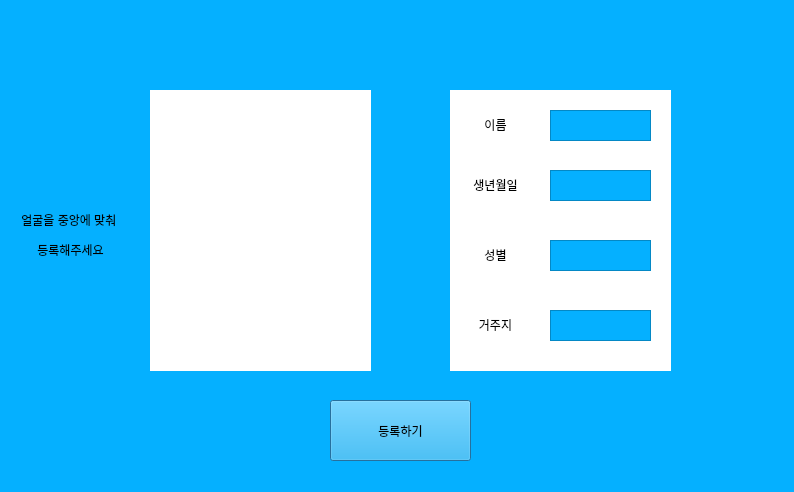
This is GUI/third(info).ui in star6973/unmanned-payment-system as Qt 5 draws it before an edit. The edited form follows.
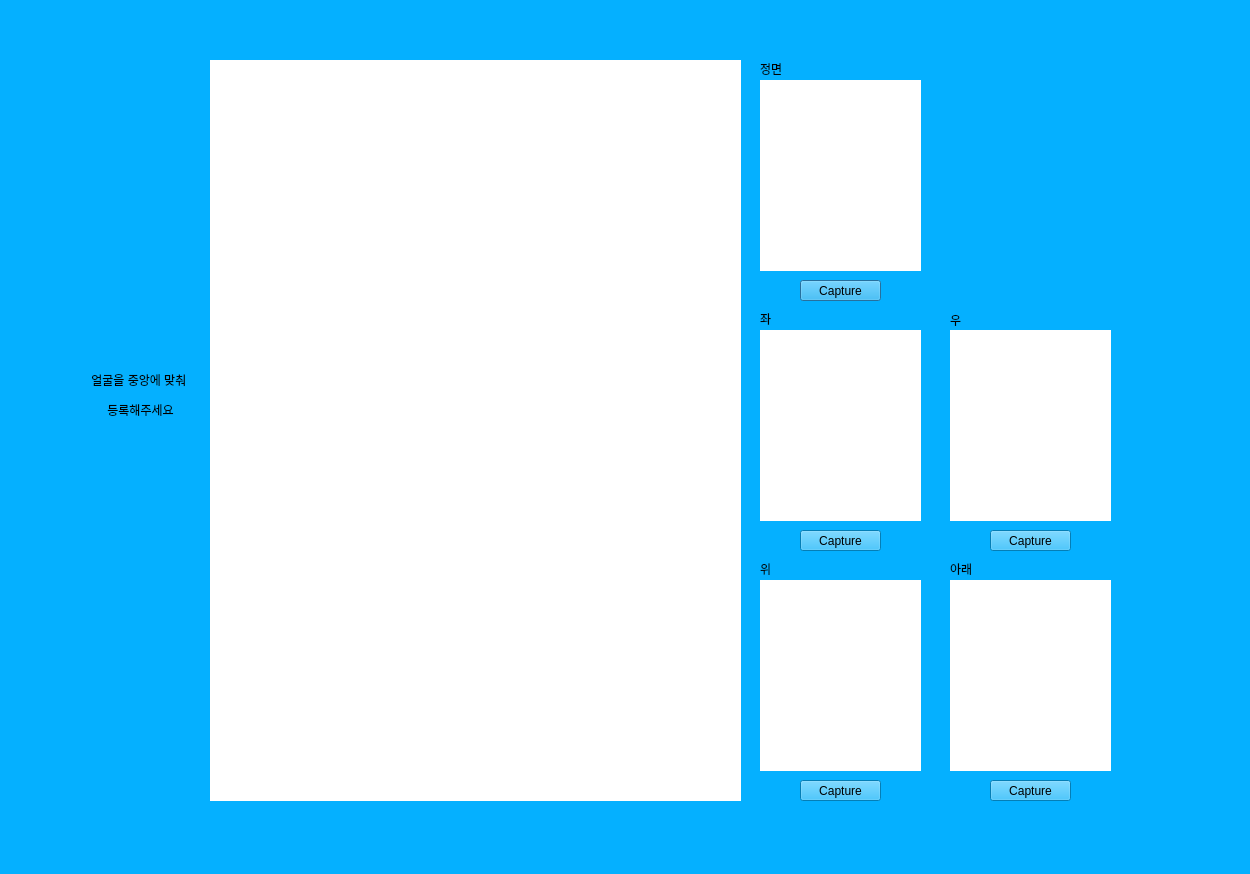
This is the edited form.

What changed in the file:
```diff
--- a/GUI/third(info).ui
+++ b/GUI/third(info).ui
@@ -6,8 +6,8 @@
    <rect>
     <x>0</x>
     <y>0</y>
-    <width>794</width>
-    <height>492</height>
+    <width>1250</width>
+    <height>874</height>
    </rect>
   </property>
   <property name="windowTitle">
@@ -19,10 +19,10 @@
   <widget class="QLabel" name="face_label">
    <property name="geometry">
     <rect>
-     <x>150</x>
-     <y>90</y>
-     <width>221</width>
-     <height>281</height>
+     <x>210</x>
+     <y>60</y>
+     <width>531</width>
+     <height>741</height>
     </rect>
    </property>
    <property name="styleSheet">
@@ -32,83 +32,27 @@
     <string/>
    </property>
   </widget>
-  <widget class="QLabel" name="label_2">
+  <widget class="QPushButton" name="front_capture_button">
    <property name="geometry">
     <rect>
-     <x>450</x>
-     <y>90</y>
-     <width>221</width>
-     <height>281</height>
-    </rect>
-   </property>
-   <property name="styleSheet">
-    <string notr="true">background-color: rgb(255, 255, 255);</string>
-   </property>
-   <property name="text">
-    <string/>
-   </property>
-  </widget>
-  <widget class="QTextEdit" name="textEdit_2">
-   <property name="geometry">
-    <rect>
-     <x>550</x>
-     <y>110</y>
-     <width>101</width>
-     <height>31</height>
-    </rect>
-   </property>
-  </widget>
-  <widget class="QTextEdit" name="textEdit_3">
-   <property name="geometry">
-    <rect>
-     <x>550</x>
-     <y>170</y>
-     <width>101</width>
-     <height>31</height>
-    </rect>
-   </property>
-  </widget>
-  <widget class="QTextEdit" name="textEdit_4">
-   <property name="geometry">
-    <rect>
-     <x>550</x>
-     <y>240</y>
-     <width>101</width>
-     <height>31</height>
-    </rect>
-   </property>
-  </widget>
-  <widget class="QTextEdit" name="textEdit_5">
-   <property name="geometry">
-    <rect>
-     <x>550</x>
-     <y>310</y>
-     <width>101</width>
-     <height>31</height>
-    </rect>
-   </property>
-  </widget>
-  <widget class="QPushButton" name="pushButton">
-   <property name="geometry">
-    <rect>
-     <x>330</x>
-     <y>400</y>
-     <width>141</width>
-     <height>61</height>
+     <x>800</x>
+     <y>280</y>
+     <width>81</width>
+     <height>21</height>
     </rect>
    </property>
    <property name="styleSheet">
     <string notr="true">background-color: rgb(5, 176, 255);</string>
    </property>
    <property name="text">
-    <string>등록하기</string>
+    <string>Capture</string>
    </property>
   </widget>
   <widget class="QLabel" name="label_3">
    <property name="geometry">
     <rect>
-     <x>10</x>
-     <y>170</y>
+     <x>80</x>
+     <y>330</y>
      <width>121</width>
      <height>131</height>
     </rect>
@@ -123,68 +67,213 @@
     <set>Qt::AlignCenter</set>
    </property>
   </widget>
+  <widget class="QLabel" name="front_label">
+   <property name="geometry">
+    <rect>
+     <x>760</x>
+     <y>80</y>
+     <width>161</width>
+     <height>191</height>
+    </rect>
+   </property>
+   <property name="styleSheet">
+    <string notr="true">background-color: rgb(255, 255, 255);</string>
+   </property>
+   <property name="text">
+    <string/>
+   </property>
+  </widget>
+  <widget class="QLabel" name="label_2">
+   <property name="geometry">
+    <rect>
+     <x>760</x>
+     <y>60</y>
+     <width>55</width>
+     <height>18</height>
+    </rect>
+   </property>
+   <property name="text">
+    <string>정면</string>
+   </property>
+  </widget>
   <widget class="QLabel" name="label_4">
    <property name="geometry">
     <rect>
-     <x>460</x>
-     <y>110</y>
-     <width>71</width>
-     <height>31</height>
+     <x>760</x>
+     <y>310</y>
+     <width>55</width>
+     <height>18</height>
     </rect>
    </property>
-   <property name="styleSheet">
-    <string notr="true">background-color: rgb(255, 255, 255);</string>
-   </property>
    <property name="text">
-    <string>&lt;html&gt;&lt;head/&gt;&lt;body&gt;&lt;p align=&quot;center&quot;&gt;이름&lt;/p&gt;&lt;/body&gt;&lt;/html&gt;</string>
+    <string>좌</string>
    </property>
   </widget>
   <widget class="QLabel" name="label_5">
    <property name="geometry">
     <rect>
-     <x>460</x>
-     <y>170</y>
-     <width>71</width>
-     <height>31</height>
+     <x>950</x>
+     <y>310</y>
+     <width>55</width>
+     <height>20</height>
     </rect>
    </property>
-   <property name="styleSheet">
-    <string notr="true">background-color: rgb(255, 255, 255);</string>
-   </property>
    <property name="text">
-    <string>&lt;html&gt;&lt;head/&gt;&lt;body&gt;&lt;p align=&quot;center&quot;&gt;생년월일&lt;/p&gt;&lt;/body&gt;&lt;/html&gt;</string>
+    <string>우</string>
    </property>
   </widget>
   <widget class="QLabel" name="label_6">
    <property name="geometry">
     <rect>
-     <x>460</x>
-     <y>240</y>
-     <width>71</width>
-     <height>31</height>
+     <x>760</x>
+     <y>560</y>
+     <width>55</width>
+     <height>18</height>
     </rect>
    </property>
-   <property name="styleSheet">
-    <string notr="true">background-color: rgb(255, 255, 255);</string>
-   </property>
    <property name="text">
-    <string>&lt;html&gt;&lt;head/&gt;&lt;body&gt;&lt;p align=&quot;center&quot;&gt;성별&lt;/p&gt;&lt;/body&gt;&lt;/html&gt;</string>
+    <string>위</string>
    </property>
   </widget>
   <widget class="QLabel" name="label_7">
    <property name="geometry">
     <rect>
-     <x>460</x>
-     <y>310</y>
-     <width>71</width>
-     <height>31</height>
+     <x>950</x>
+     <y>560</y>
+     <width>55</width>
+     <height>18</height>
     </rect>
    </property>
+   <property name="text">
+    <string>아래</string>
+   </property>
+  </widget>
+  <widget class="QLabel" name="left_label">
+   <property name="geometry">
+    <rect>
+     <x>760</x>
+     <y>330</y>
+     <width>161</width>
+     <height>191</height>
+    </rect>
+   </property>
    <property name="styleSheet">
     <string notr="true">background-color: rgb(255, 255, 255);</string>
    </property>
    <property name="text">
-    <string>&lt;html&gt;&lt;head/&gt;&lt;body&gt;&lt;p align=&quot;center&quot;&gt;거주지&lt;/p&gt;&lt;/body&gt;&lt;/html&gt;</string>
+    <string/>
+   </property>
+  </widget>
+  <widget class="QLabel" name="right_label">
+   <property name="geometry">
+    <rect>
+     <x>950</x>
+     <y>330</y>
+     <width>161</width>
+     <height>191</height>
+    </rect>
+   </property>
+   <property name="styleSheet">
+    <string notr="true">background-color: rgb(255, 255, 255);</string>
+   </property>
+   <property name="text">
+    <string/>
+   </property>
+  </widget>
+  <widget class="QLabel" name="up_label">
+   <property name="geometry">
+    <rect>
+     <x>760</x>
+     <y>580</y>
+     <width>161</width>
+     <height>191</height>
+    </rect>
+   </property>
+   <property name="styleSheet">
+    <string notr="true">background-color: rgb(255, 255, 255);</string>
+   </property>
+   <property name="text">
+    <string/>
+   </property>
+  </widget>
+  <widget class="QLabel" name="down_label">
+   <property name="geometry">
+    <rect>
+     <x>950</x>
+     <y>580</y>
+     <width>161</width>
+     <height>191</height>
+    </rect>
+   </property>
+   <property name="styleSheet">
+    <string notr="true">background-color: rgb(255, 255, 255);</string>
+   </property>
+   <property name="text">
+    <string/>
+   </property>
+  </widget>
+  <widget class="QPushButton" name="left_capture_button">
+   <property name="geometry">
+    <rect>
+     <x>800</x>
+     <y>530</y>
+     <width>81</width>
+     <height>21</height>
+    </rect>
+   </property>
+   <property name="styleSheet">
+    <string notr="true">background-color: rgb(5, 176, 255);</string>
+   </property>
+   <property name="text">
+    <string>Capture</string>
+   </property>
+  </widget>
+  <widget class="QPushButton" name="up_capture_button">
+   <property name="geometry">
+    <rect>
+     <x>800</x>
+     <y>780</y>
+     <width>81</width>
+     <height>21</height>
+    </rect>
+   </property>
+   <property name="styleSheet">
+    <string notr="true">background-color: rgb(5, 176, 255);</string>
+   </property>
+   <property name="text">
+    <string>Capture</string>
+   </property>
+  </widget>
+  <widget class="QPushButton" name="right_capture_button">
+   <property name="geometry">
+    <rect>
+     <x>990</x>
+     <y>530</y>
+     <width>81</width>
+     <height>21</height>
+    </rect>
+   </property>
+   <property name="styleSheet">
+    <string notr="true">background-color: rgb(5, 176, 255);</string>
+   </property>
+   <property name="text">
+    <string>Capture</string>
+   </property>
+  </widget>
+  <widget class="QPushButton" name="capture_button_">
+   <property name="geometry">
+    <rect>
+     <x>990</x>
+     <y>780</y>
+     <width>81</width>
+     <height>21</height>
+    </rect>
+   </property>
+   <property name="styleSheet">
+    <string notr="true">background-color: rgb(5, 176, 255);</string>
+   </property>
+   <property name="text">
+    <string>Capture</string>
    </property>
   </widget>
  </widget>
```
Left out of the diff: 4 changed lines with no effect on the pictures.
